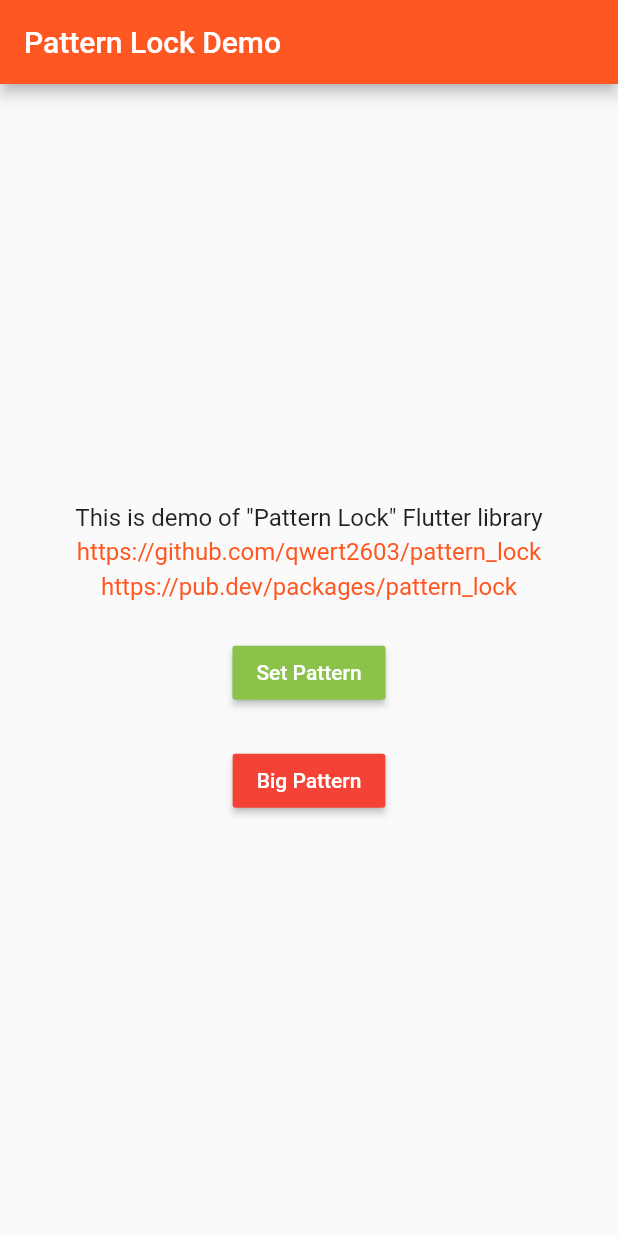
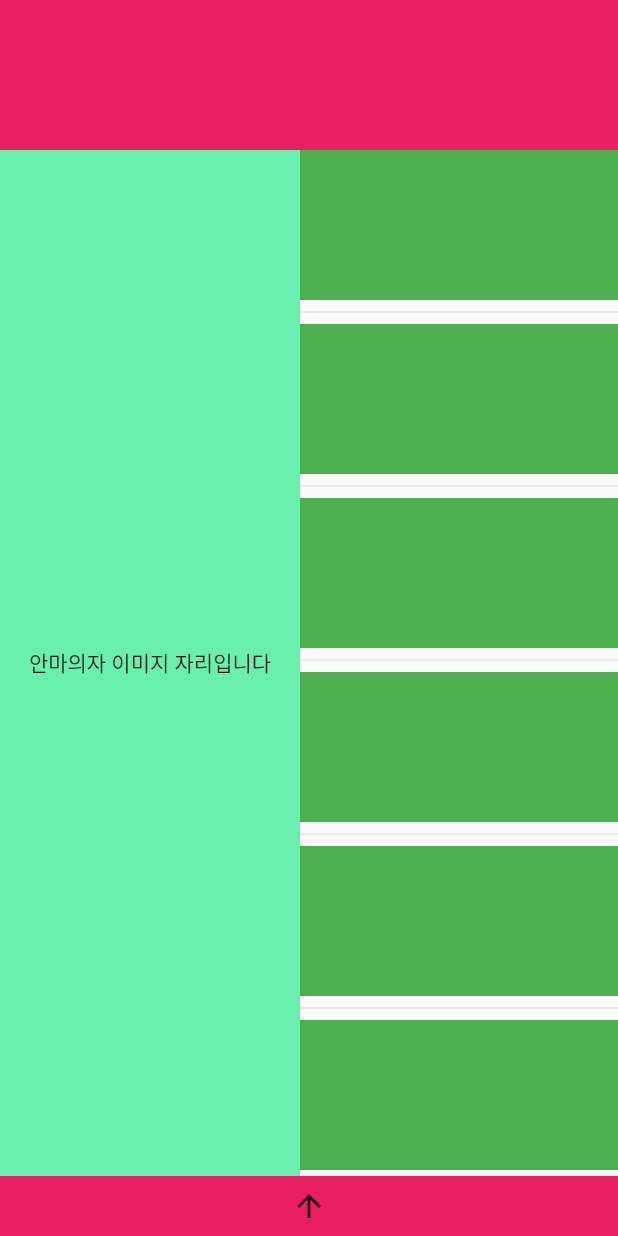
Before and after one commit to redhotsixbull/fiveinch-remote-app, a Flutter app: the screen it shows after launch, on a phone screen of 412 x 824 dp. Run offline on Flutter 3.47's test engine with Material 2 defaults, Android fonts, the phone set to English and light mode, and no system bars; our stand-ins replace local_auth; missing offline and left inert: pattern_lock.

Commit message:
make structure mainpage

```diff
--- a/lib/main.dart
+++ b/lib/main.dart
@@ -1,9 +1,10 @@
 import 'file:///D:/fiveinchremoteapp/lib/fingerprint/finger_print.dart';
+import 'package:five_inch_remote_app/main_page.dart';
 import 'package:five_inch_remote_app/pattern/main.dart';
 import 'package:flutter/material.dart';
 
 void main() {
-  runApp(PatternTest());
+  runApp(MyApp());
 }
 
 class MyApp extends StatelessWidget {
@@ -16,7 +17,7 @@ class MyApp extends StatelessWidget {
         primarySwatch: Colors.blue,
         visualDensity: VisualDensity.adaptivePlatformDensity,
       ),
-      home: FingerPrint(),
+      home: MainPage(),
     );
   }
 }
--- /dev/null
+++ b/lib/main_page.dart
@@ -0,0 +1,98 @@
+import 'package:flutter/material.dart';
+
+import 'bottomquick/quick_menu.dart';
+
+class MainPage extends StatefulWidget {
+  @override
+  _MainPageState createState() => _MainPageState();
+}
+
+class _MainPageState extends State<MainPage> {
+  @override
+  Widget build(BuildContext context) {
+    return Scaffold(
+      body: Column(
+        children: [
+          Container(
+            color: Colors.pink,
+            height: 100,
+          ),
+          Expanded(
+            flex: 1,
+            child: Row(
+              children: [
+                Container(
+                  color: Colors.greenAccent,
+                  width: 200,
+                  height: double.infinity,
+                  child: Center(child: Text("안마의자 이미지 자리입니다")),
+                ),
+                Expanded(child: Container(
+                  child: ListView(
+                    children: [
+                      Container(
+                        height: 100,
+                        width: 100,
+                        color: Colors.green,
+                      ),
+                      Divider(),
+                      Container(
+                        height: 100,
+                        width: 100,
+                        color: Colors.green,
+                      ),
+                      Divider(), Container(
+                        height: 100,
+                        width: 100,
+                        color: Colors.green,
+                      ),
+                      Divider(),
+                      Container(
+                        height: 100,
+                        width: 100,
+                        color: Colors.green,
+                      ),
+                      Divider(),
+                      Container(
+                        height: 100,
+                        width: 100,
+                        color: Colors.green,
+                      ),
+                      Divider(),
+                      Container(
+                        height: 100,
+                        width: 100,
+                        color: Colors.green,
+                      ),
+                      Divider(),
+                      Container(
+                        height: 100,
+                        width: 100,
+                        color: Colors.green,
+                      ),
+                      Divider(),
+                    ],
+                  )
+                ),flex: 1,),
+              ],
+            ),
+          ),
+          Container(
+            color: Colors.pink,
+            height: 40,
+            child: GestureDetector(
+              onTap: (){
+                setState(() {
+                  Navigator.of(context).push(Common().createRoute());
+                });
+              },
+              child: Center(
+                child: Icon(Icons.arrow_upward_sharp),
+              ),
+            ),
+          ),
+        ],
+      ),
+    );
+  }
+}
```
Also changed, not shown: lib/bottomquick/quick_menu.dart (added, +48 -0 lines).
